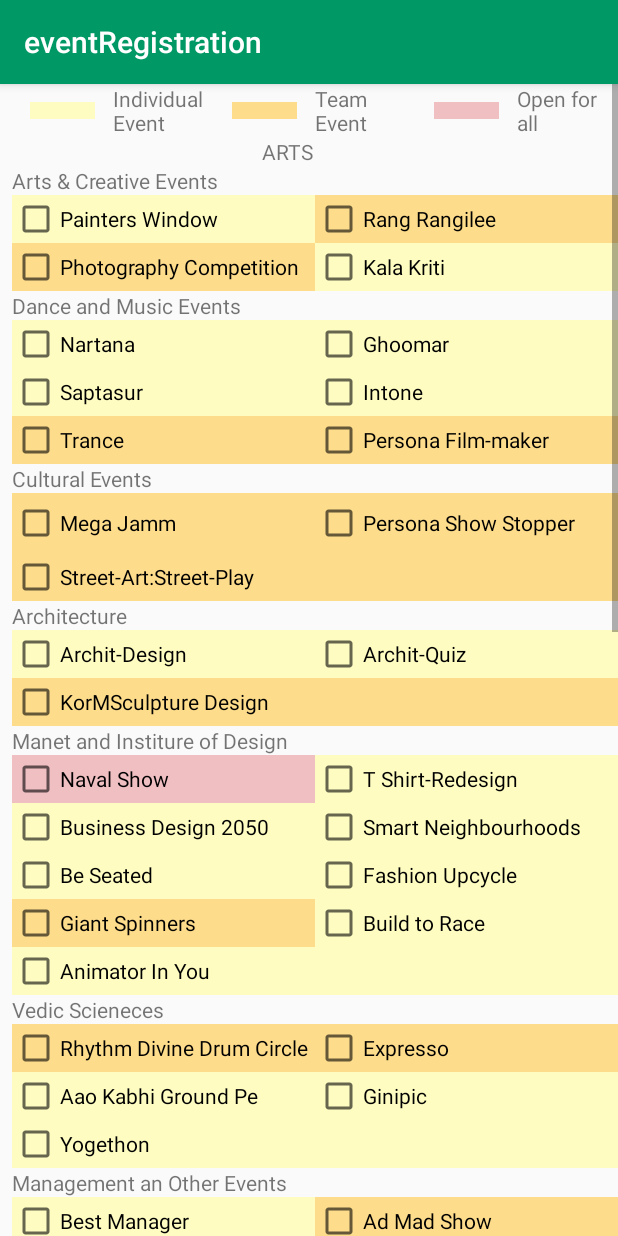
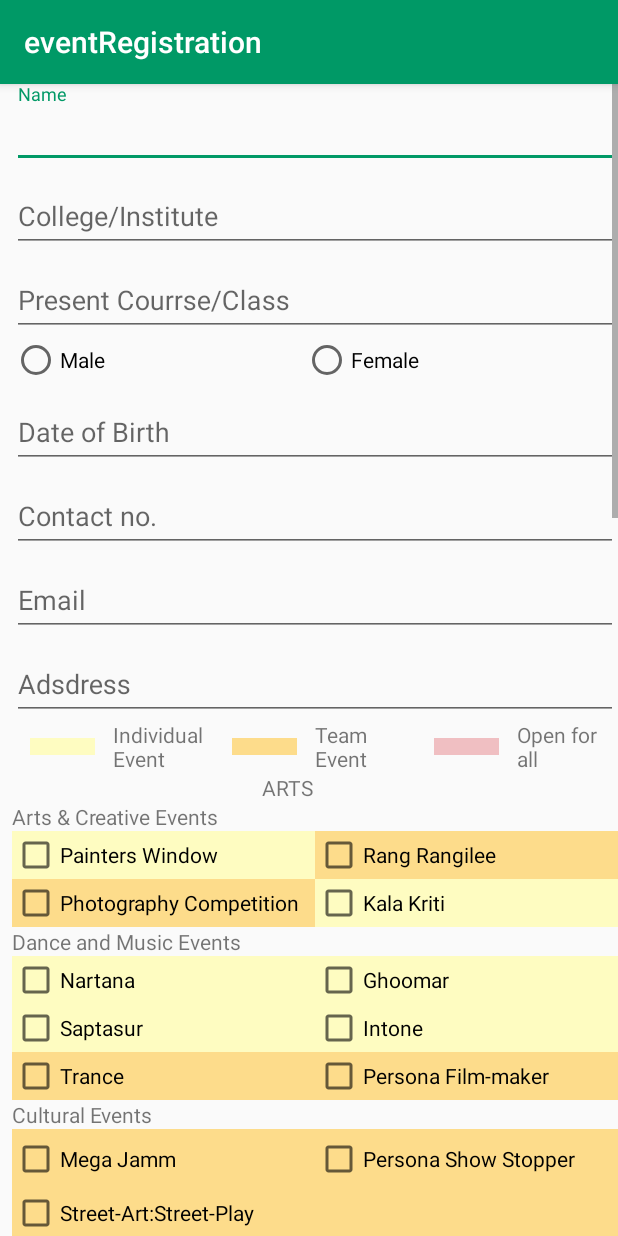
Before and after one commit to teknaS47/Persona, an Android app: the eventRegistration screen opened directly, with no data from a screen before it, on a phone screen of 412 x 824 dp. Run offline under Robolectric (Android 15) with nearby library versions, the phone set to English and light mode, and no system bars; network calls fail.

Commit message:
11.1.19 1523

```diff
--- a/app/src/main/java/com/mit/persona/loginActivity.java
+++ b/app/src/main/java/com/mit/persona/loginActivity.java
@@ -54,7 +54,7 @@ public class loginActivity extends AppCompatActivity /*implements OnClickListene
         }
 
         /*try {
-            myAppDatabase.myDao().clearSessionTable();
+            myAppDatabase.myDao().clearSessionTable();K
         }
         catch (Exception e) {
             Log.e("Clear Session Table: ", e.toString());
--- a/app/src/main/res/layout/content_event_registration.xml
+++ b/app/src/main/res/layout/content_event_registration.xml
@@ -23,6 +23,113 @@
             android:layout_width="match_parent"
             android:layout_height="wrap_content"
             android:orientation="vertical">
+
+            <LinearLayout
+                android:layout_width="match_parent"
+                android:layout_height="match_parent"
+                android:orientation="vertical"
+                tools:layout_editor_absoluteX="8dp"
+                android:visibility="visible">
+
+                <android.support.design.widget.TextInputLayout
+                    android:layout_width="match_parent"
+                    android:layout_height="match_parent"
+                    android:hint="Name">
+
+                    <android.support.design.widget.TextInputEditText
+                        android:layout_width="match_parent"
+                        android:layout_height="wrap_content"
+                        android:inputType="textCapWords" />
+                </android.support.design.widget.TextInputLayout>
+
+                <android.support.design.widget.TextInputLayout
+                    android:layout_width="match_parent"
+                    android:layout_height="match_parent"
+                    android:hint="College/Institute">
+
+                    <android.support.design.widget.TextInputEditText
+                        android:layout_width="match_parent"
+                        android:layout_height="wrap_content" />
+                </android.support.design.widget.TextInputLayout>
+
+                <android.support.design.widget.TextInputLayout
+                    android:layout_width="match_parent"
+                    android:layout_height="match_parent"
+                    android:hint="Present Courrse/Class">
+
+                    <android.support.design.widget.TextInputEditText
+                        android:layout_width="match_parent"
+                        android:layout_height="wrap_content" />
+                </android.support.design.widget.TextInputLayout>
+
+                <RadioGroup
+                    android:layout_width="match_parent"
+                    android:layout_height="match_parent">
+
+                    <LinearLayout
+                        android:layout_width="match_parent"
+                        android:layout_height="match_parent"
+                        android:orientation="horizontal">
+
+                        <RadioButton
+                            android:id="@+id/radioButton6"
+                            android:layout_width="wrap_content"
+                            android:layout_height="wrap_content"
+                            android:layout_weight="1"
+                            android:text="Male" />
+
+                        <RadioButton
+                            android:id="@+id/radioButton5"
+                            android:layout_width="wrap_content"
+                            android:layout_height="wrap_content"
+                            android:layout_weight="1"
+                            android:text="Female" />
+                    </LinearLayout>
+
+                </RadioGroup>
+
+                <android.support.design.widget.TextInputLayout
+                    android:layout_width="match_parent"
+                    android:layout_height="match_parent"
+                    android:hint="Date of Birth">
+
+                    <android.support.design.widget.TextInputEditText
+                        android:layout_width="match_parent"
+                        android:layout_height="wrap_content"
+                        android:inputType="date" />
+                </android.support.design.widget.TextInputLayout>
+
+                <android.support.design.widget.TextInputLayout
+                    android:layout_width="match_parent"
+                    android:layout_height="match_parent"
+                    android:hint="Contact no.">
+
+                    <android.support.design.widget.TextInputEditText
+                        android:layout_width="match_parent"
+                        android:layout_height="wrap_content"
+                        android:inputType="phone" />
+                </android.support.design.widget.TextInputLayout>
+
+                <android.support.design.widget.TextInputLayout
+                    android:layout_width="match_parent"
+                    android:layout_height="match_parent"
+                    android:hint="Email">
+
+                    <android.support.design.widget.TextInputEditText
+                        android:layout_width="match_parent"
+                        android:layout_height="wrap_content" />
+                </android.support.design.widget.TextInputLayout>
+
+                <android.support.design.widget.TextInputLayout
+                    android:layout_width="match_parent"
+                    android:layout_height="match_parent"
+                    android:hint="Adsdress">
+
+                    <android.support.design.widget.TextInputEditText
+                        android:layout_width="match_parent"
+                        android:layout_height="wrap_content" />
+                </android.support.design.widget.TextInputLayout>
+            </LinearLayout>
 
             <LinearLayout
                 android:layout_width="match_parent"
@@ -145,6 +252,7 @@
                     android:layout_width="match_parent"
                     android:layout_height="match_parent"
                     android:orientation="horizontal">
+
                     <CheckBox
                         android:id="@+id/A3"
                         android:layout_width="match_parent"
```
